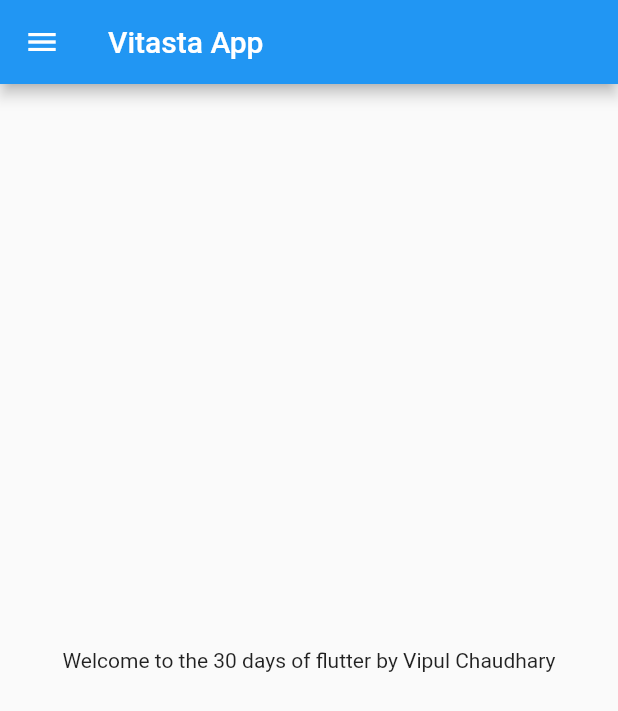
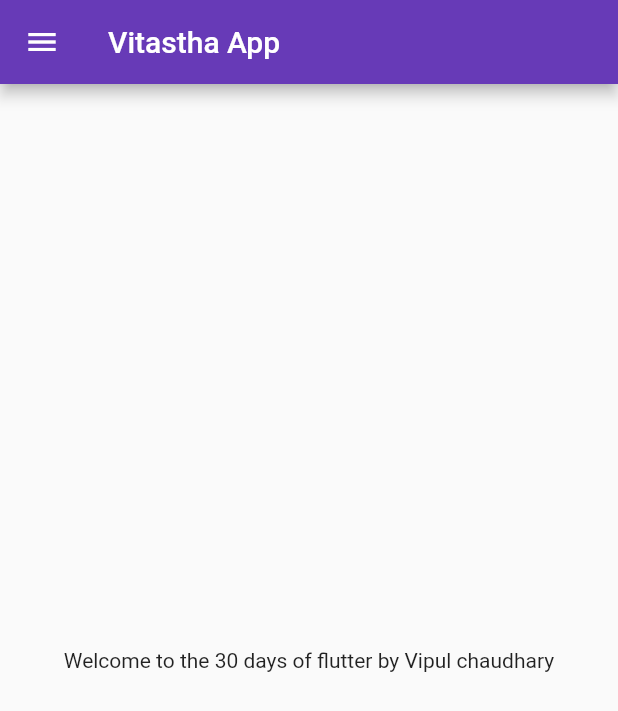
Before and after one commit to vip9888/Catalog_App, a Flutter app: the HomePage screen opened directly, on a phone screen of 412 x 824 dp. Shown: the top 711 px of the screen. Run offline on Flutter 3.47's test engine with Material 2 defaults, Android fonts, the phone set to English and light mode, and no system bars.

Commit message:
Day 3 completed

```diff
--- a/lib/home_page.dart
+++ b/lib/pages/home_page.dart
@@ -2,13 +2,13 @@ import 'package:flutter/material.dart';
 
 class HomePage extends StatelessWidget {
   final int days = 30;
-  final String name = "Vipul Chaudhary";
+  final String name = "Vipul chaudhary";
 
   @override
   Widget build(BuildContext context) {
     return Scaffold(
       appBar: AppBar(
-        title: Text("Vitasta App"),
+        title: Text("Vitastha App"),
       ),
       body: Center(
         child: Container(
```
Also changed, not shown: lib/main.dart (+21 -5 lines), lib/pages/login_page.dart (added, +21 -0 lines).
